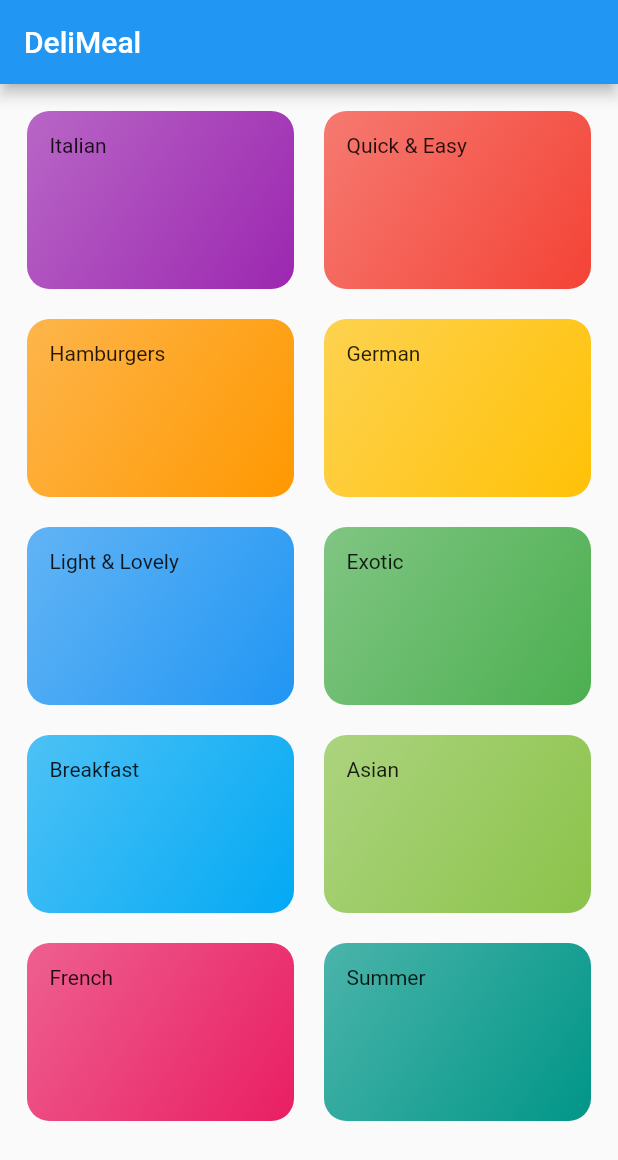
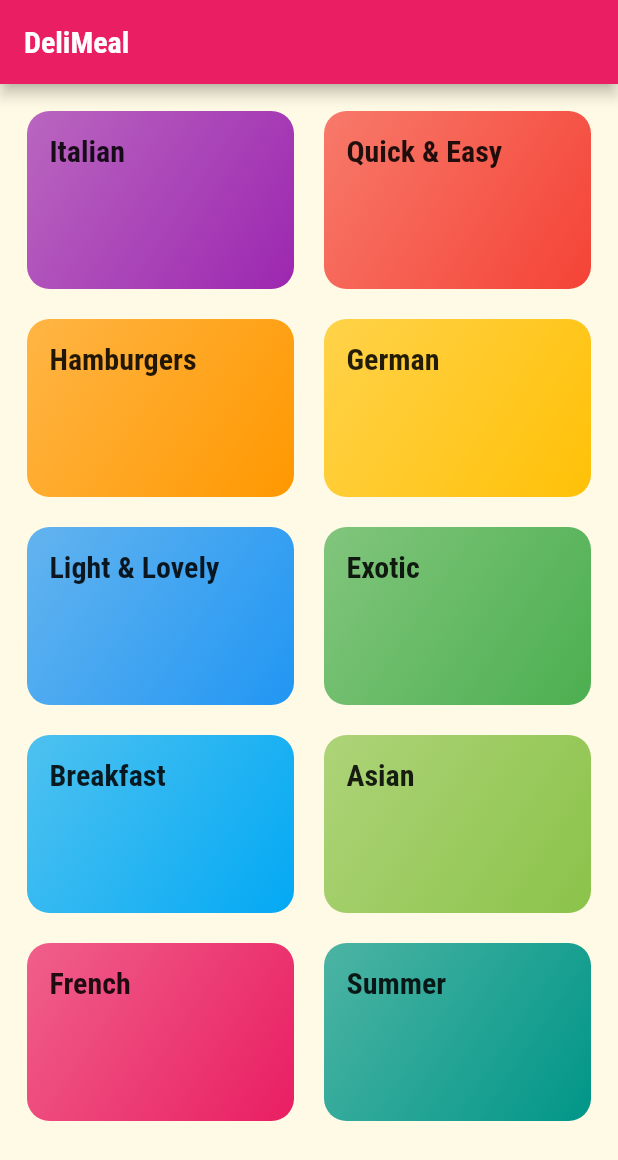
Before and after one commit to elchinabraham/meal_app, a Flutter app: the screen it shows after launch, on a phone screen of 412 x 824 dp. Shown: the top 1160 px of the screen. Run offline on Flutter 3.47's test engine with Material 2 defaults, Android fonts, the phone set to English and light mode, and no system bars.

Commit message:
2022.03.08

```diff
--- a/lib/categories_screen.dart
+++ b/lib/categories_screen.dart
@@ -23,6 +23,7 @@ class CategoriesScreen extends StatelessWidget {
           return CategoryItem(
             catData.title,
             catData.backgroundColor,
+            catData.id,
           );
         }).toList(),
       ),
--- a/lib/category_item.dart
+++ b/lib/category_item.dart
@@ -1,18 +1,38 @@
-// ignore_for_file: use_key_in_widget_constructors, prefer_const_constructors_in_immutables
+// ignore_for_file: use_key_in_widget_constructors, prefer_const_constructors_in_immutables, unnecessary_this
 
 import 'package:flutter/cupertino.dart';
+import 'package:flutter/material.dart';
+import 'package:meal_app/category_meals_screen.dart';
 
 class CategoryItem extends StatelessWidget {
+  final String id;
   final String title;
   final Color backgroundColor;
 
-  CategoryItem(this.title, this.backgroundColor);
+  CategoryItem(this.title, this.backgroundColor, this.id);
+
+  void selectCategory(BuildContext ctx) {
+    Navigator.of(ctx).push(
+      MaterialPageRoute(
+        builder: (_) {
+          return CategoryMealsScreen(this.id, this.title);
+        },
+      ),
+    );
+  }
 
   @override
   Widget build(BuildContext context) {
-    return Container(
+    return InkWell(
+      onTap: () => selectCategory(context),
+      splashColor: Theme.of(context).primaryColor,
+      borderRadius: BorderRadius.circular(15),
+      child: Container(
         padding: const EdgeInsets.all(15),
-      child: Text(title),
+        child: Text(
+          title,
+          style: Theme.of(context).textTheme.headline6,
+        ),
         decoration: BoxDecoration(
           gradient: LinearGradient(
             colors: [
@@ -24,6 +44,7 @@ class CategoryItem extends StatelessWidget {
           ),
           borderRadius: BorderRadius.circular(15),
         ),
+      ),
     );
   }
 }
--- a/lib/main.dart
+++ b/lib/main.dart
@@ -1,7 +1,7 @@
 import 'package:flutter/material.dart';
 import 'package:meal_app/categories_screen.dart';
 
-void main() => runApp(MyApp());
+void main() => runApp(const MyApp());
 
 class MyApp extends StatelessWidget {
   const MyApp({Key? key}) : super(key: key);
@@ -12,7 +12,23 @@ class MyApp extends StatelessWidget {
       title: 'DeliMeals Home',
       debugShowCheckedModeBanner: false,
       theme: ThemeData(
-        primarySwatch: Colors.blue,
+        primarySwatch: Colors.pink,
+        accentColor: Colors.amber,
+        canvasColor: const Color.fromRGBO(255, 2554, 229, 1),
+        fontFamily: 'Raleway',
+        textTheme: ThemeData.light().textTheme.copyWith(
+              bodyText1: const TextStyle(
+                color: Color.fromRGBO(20, 51, 51, 1),
+              ),
+              bodyText2: const TextStyle(
+                color: Color.fromRGBO(20, 51, 51, 1),
+              ),
+              headline6: const TextStyle(
+                fontSize: 20,
+                fontFamily: 'RobotoCondensed',
+                fontWeight: FontWeight.bold,
+              ),
+            ),
       ),
       home: const CategoriesScreen(),
     );
```
Also changed, not shown: lib/category_meals_screen.dart (added, +24 -0 lines), pubspec.yaml (+17 -6 lines), assets/fonts/Raleway-Black.ttf (added), assets/fonts/Raleway-Bold.ttf (added), assets/fonts/Raleway-Regular.ttf (added), assets/fonts/RobotoCondensed-Bold.ttf (added), assets/fonts/RobotoCondensed-Italic.ttf (added), assets/fonts/RobotoCondensed-Light.ttf (added), assets/fonts/RobotoCondensed-Regular.ttf (added). Lines whose indentation alone changed are shown as unchanged.
